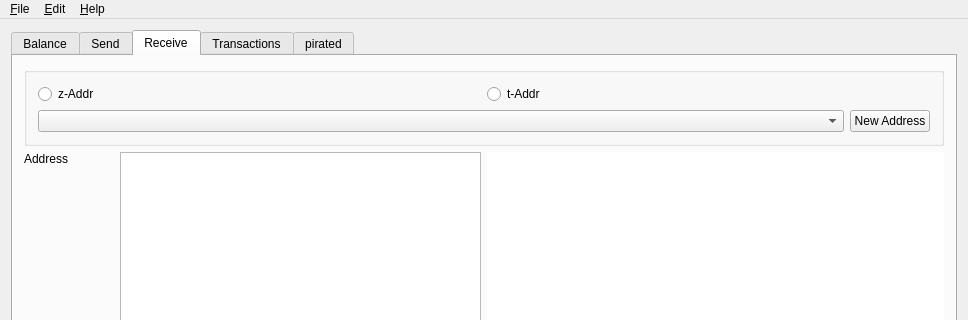
First picture: the form in src/mainwindow.ui, repository radix42/SevenSeas, before the edit; both pictures show x 0 to 968 and y 0 to 320 of the 968 by 616 pixel window.
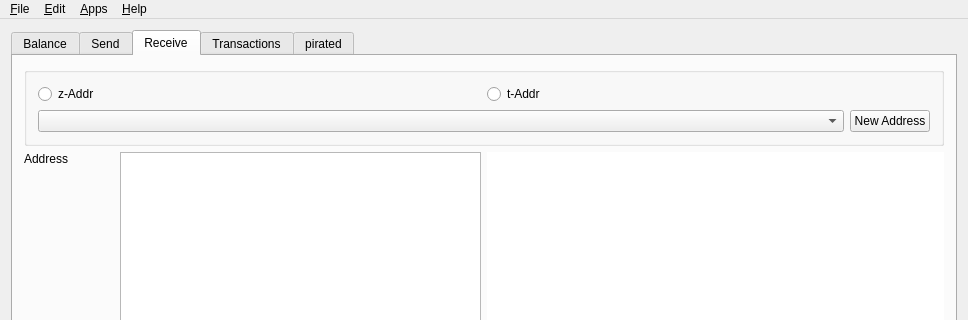
Second picture: the form after the edit. Icons and pictures are not drawn. Custom widgets are drawn as their Qt base class.

```diff
--- a/src/mainwindow.ui
+++ b/src/mainwindow.ui
@@ -1069,6 +1069,7 @@
    </widget>
    <addaction name="menuFile"/>
    <addaction name="menu_Edit"/>
+   <addaction name="menuApps"/>
    <addaction name="menuHelp"/>
   </widget>
   <widget class="QStatusBar" name="statusBar"/>
```
Left out of the diff: 19 changed lines with no effect on the pictures.
